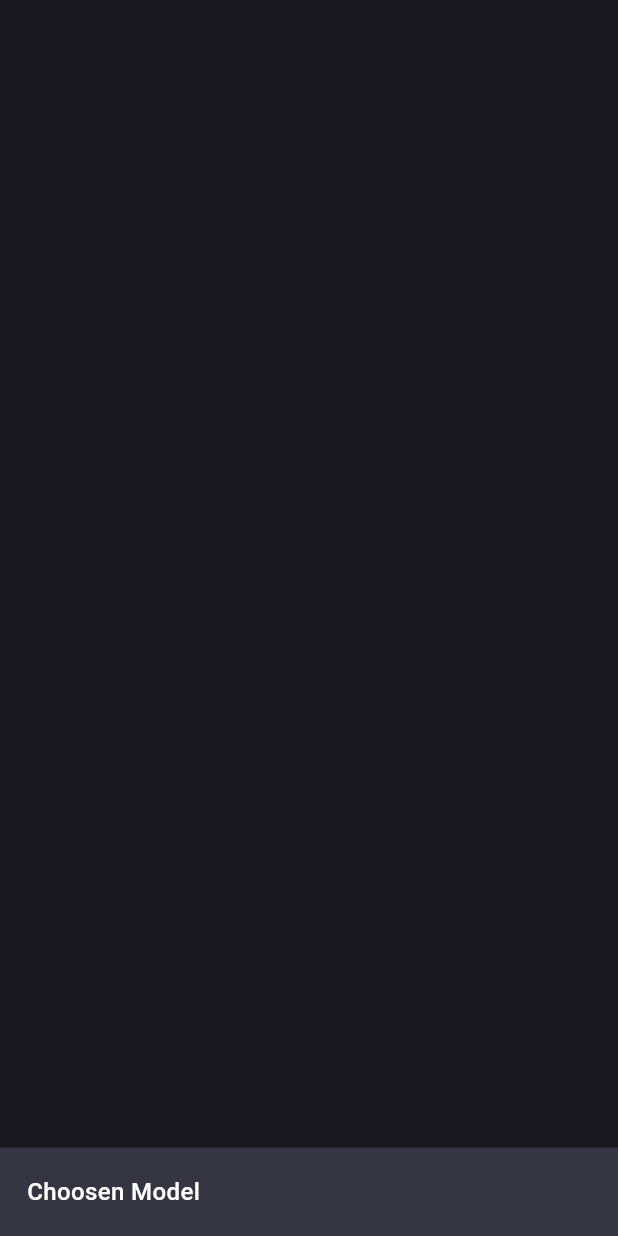
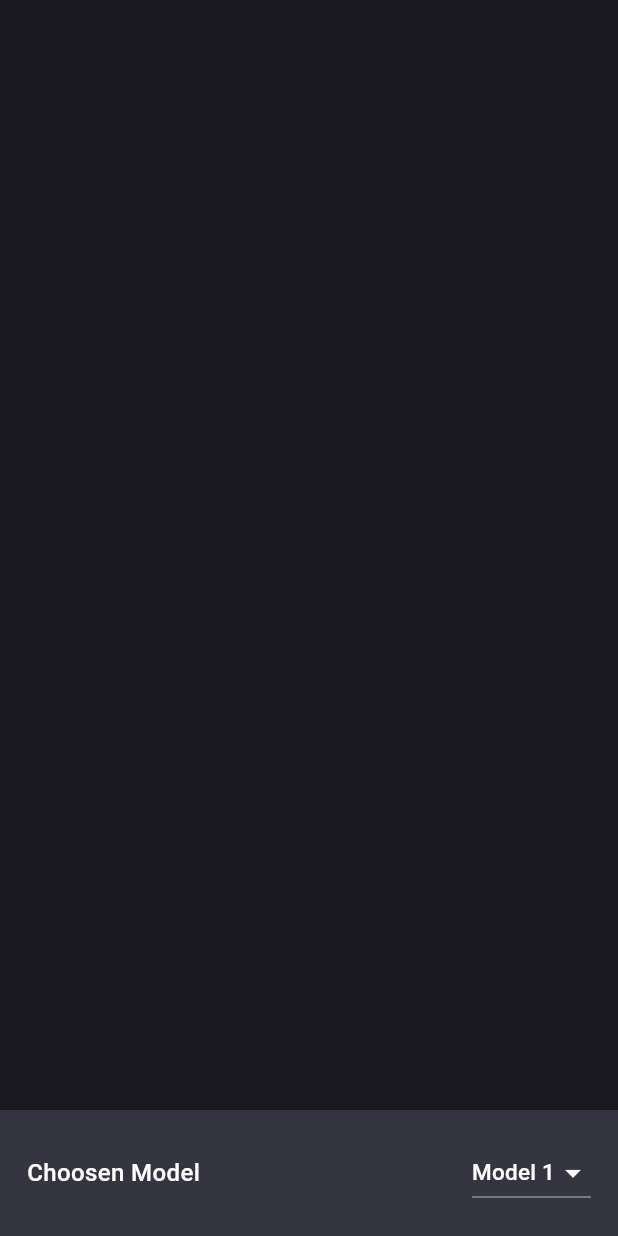
Before and after one commit to akashstwt/chat_gpt, a Flutter app: what showModalSheet() shows on an empty page, opened directly, on a phone screen of 412 x 824 dp. Run offline on Flutter 3.47's test engine with Material 3 defaults, Android fonts, the phone set to English and light mode, and no system bars; our stand-ins replace flutter_spinkit.

Commit message:
model selection added

```diff
--- a/lib/constants/constant.dart
+++ b/lib/constants/constant.dart
@@ -1,7 +1,32 @@
+import 'package:chat_gpt/widgets/text_widget.dart';
 import 'package:flutter/material.dart';
 
 Color scaffoldBackgroundColor = Color(0xFF343541);
 Color cardColor = Color(0xFF444654);
+
+List<String> models = [
+  "Model 1",
+  "Model 2",
+  "Model 3",
+  "Model 4",
+  "Model 5",
+  "Model 6",
+];
+
+List<DropdownMenuItem<String>>? get getModelsItem {
+  List<DropdownMenuItem<String>>? modelsItems =
+      List<DropdownMenuItem<String>>.generate(
+    models.length,
+    (index) => DropdownMenuItem(
+      value: models[index],
+      child: TextWidget(
+        label: models[index],
+        fontSize: 15,
+      ),
+    ),
+  );
+  return modelsItems;
+}
 
 final chatMessages = [
   {
--- a/lib/services/services.dart
+++ b/lib/services/services.dart
@@ -1,4 +1,5 @@
 import 'package:chat_gpt/constants/constant.dart';
+import 'package:chat_gpt/widgets/drop_down.dart';
 import 'package:chat_gpt/widgets/text_widget.dart';
 import 'package:flutter/material.dart';
 
@@ -16,12 +17,17 @@ class Services {
         return Padding(
           padding: const EdgeInsets.all(18.0),
           child: Row(
+            mainAxisAlignment: MainAxisAlignment.spaceBetween,
             children: [
               Flexible(
                 child: TextWidget(
                   label: "Choosen Model",
                   fontSize: 16,
                 ),
+              ),
+              Flexible(
+                flex: 2,
+                child: ModalsDropDownWidget(),
               ),
             ],
           ),
--- /dev/null
+++ b/lib/widgets/drop_down.dart
@@ -0,0 +1,29 @@
+import 'package:chat_gpt/constants/constant.dart';
+import 'package:flutter/material.dart';
+
+class ModalsDropDownWidget extends StatefulWidget {
+  const ModalsDropDownWidget({super.key});
+
+  @override
+  State<ModalsDropDownWidget> createState() => _ModalsDropDownWidgetState();
+}
+
+class _ModalsDropDownWidgetState extends State<ModalsDropDownWidget> {
+
+  String currentModel = "Model 1";
+
+  @override
+  Widget build(BuildContext context) {
+    return DropdownButton(
+      dropdownColor: scaffoldBackgroundColor,
+      iconEnabledColor: Colors.white,
+      items: getModelsItem,
+      value: currentModel,
+      onChanged: (value) {
+        setState(() {
+          currentModel = value.toString();
+        });
+      },
+    );
+  }
+}
```
Lines whose indentation alone changed are shown as unchanged.
